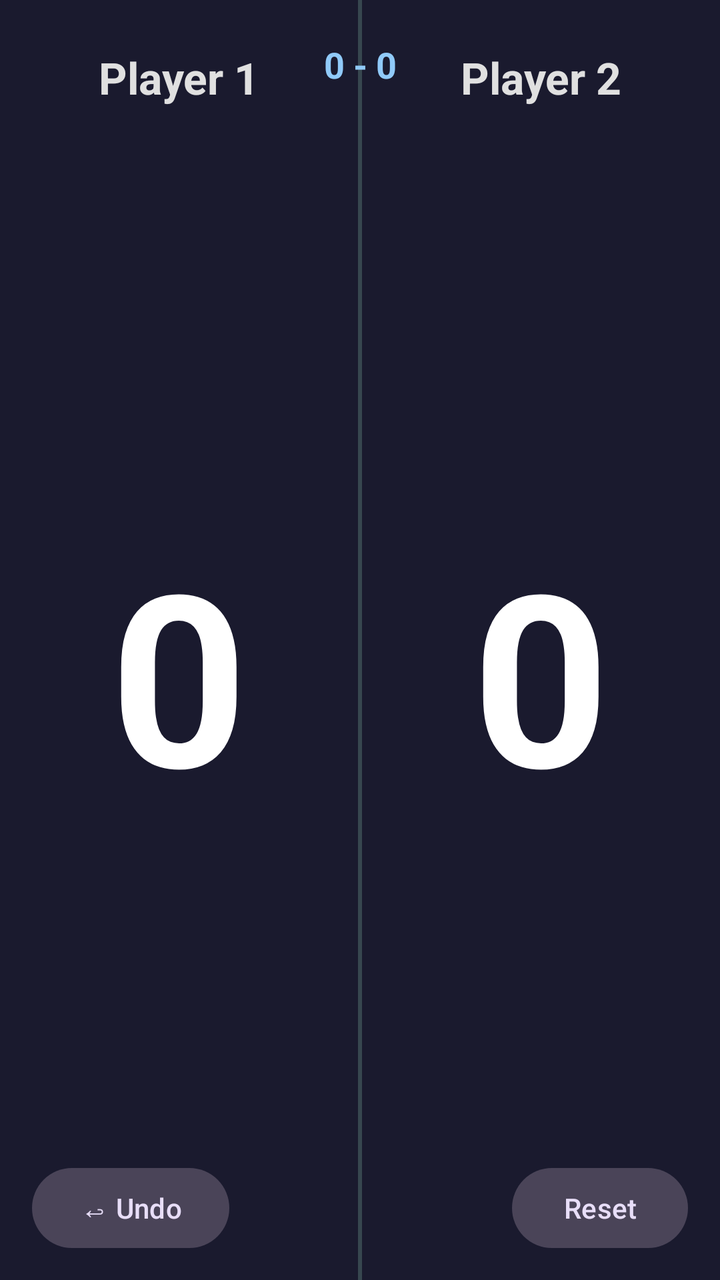
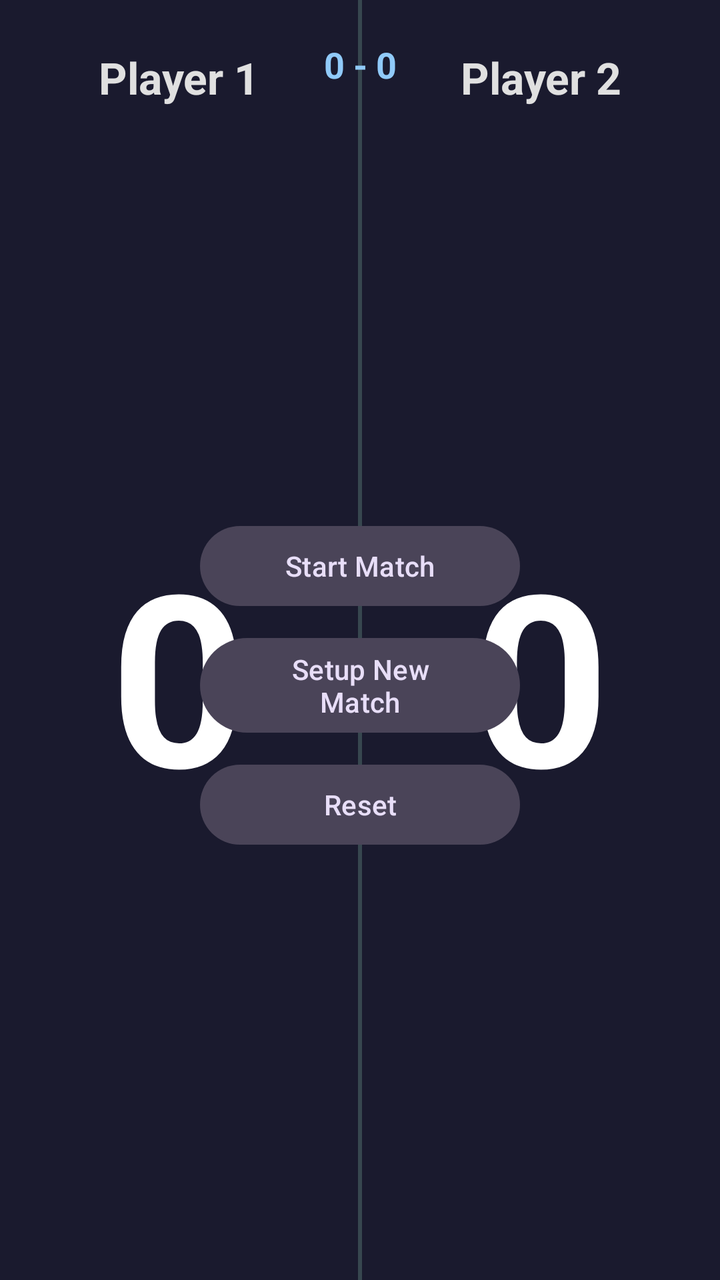

An Android layout rendered at two revisions. The XML below is the earlier revision; the diff shows what the commit changed to produce the second picture.
<!-- AndroidManifest.xml: application theme Theme.TableTennisScore -->
<!-- res/layout/activity_main.xml -->
<?xml version="1.0" encoding="utf-8"?>
<androidx.constraintlayout.widget.ConstraintLayout
    xmlns:android="http://schemas.android.com/apk/res/android"
    xmlns:app="http://schemas.android.com/apk/res-auto"
    android:layout_width="match_parent"
    android:layout_height="match_parent"
    android:background="@color/background"
    android:keepScreenOn="true">

    

    
    <TextView
        android:id="@+id/tvPlayer1Name"
        android:layout_width="0dp"
        android:layout_height="wrap_content"
        android:text="@string/player1_default"
        android:textColor="@color/player_name"
        android:textSize="22sp"
        android:textStyle="bold"
        android:gravity="center"
        android:padding="8dp"
        android:background="?attr/selectableItemBackground"
        android:clickable="true"
        android:focusable="true"
        android:contentDescription="@string/cd_edit_player1"
        app:layout_constraintTop_toTopOf="parent"
        app:layout_constraintStart_toStartOf="parent"
        app:layout_constraintEnd_toStartOf="@id/divider"
        android:layout_marginTop="16dp" />

    
    <TextView
        android:id="@+id/tvScore1"
        android:layout_width="0dp"
        android:layout_height="0dp"
        android:text="0"
        android:textColor="@color/score_text"
        android:textSize="120sp"
        android:textStyle="bold"
        android:gravity="center"
        android:includeFontPadding="false"
        app:layout_constraintTop_toBottomOf="@id/tvPlayer1Name"
        app:layout_constraintBottom_toBottomOf="parent"
        app:layout_constraintStart_toStartOf="parent"
        app:layout_constraintEnd_toStartOf="@id/divider"
        android:layout_marginBottom="16dp" />

    
    <ImageView
        android:id="@+id/ivServe1"
        android:layout_width="32dp"
        android:layout_height="32dp"
        android:src="@drawable/ic_ball"
        android:contentDescription="@string/cd_serve_indicator"
        android:visibility="invisible"
        app:layout_constraintTop_toTopOf="@id/tvScore1"
        app:layout_constraintBottom_toBottomOf="@id/tvScore1"
        app:layout_constraintEnd_toStartOf="@id/divider"
        android:layout_marginEnd="12dp" />

    

    <View
        android:id="@+id/divider"
        android:layout_width="2dp"
        android:layout_height="0dp"
        android:background="@color/divider"
        app:layout_constraintTop_toTopOf="parent"
        app:layout_constraintBottom_toBottomOf="parent"
        app:layout_constraintStart_toStartOf="parent"
        app:layout_constraintEnd_toEndOf="parent" />

    
    <TextView
        android:id="@+id/tvSets"
        android:layout_width="wrap_content"
        android:layout_height="wrap_content"
        android:text="0 - 0"
        android:textColor="@color/sets_text"
        android:textSize="18sp"
        android:textStyle="bold"
        android:gravity="center"
        android:padding="4dp"
        app:layout_constraintTop_toTopOf="parent"
        app:layout_constraintStart_toStartOf="@id/divider"
        app:layout_constraintEnd_toEndOf="@id/divider"
        android:layout_marginTop="16dp" />

    

    
    <TextView
        android:id="@+id/tvPlayer2Name"
        android:layout_width="0dp"
        android:layout_height="wrap_content"
        android:text="@string/player2_default"
        android:textColor="@color/player_name"
        android:textSize="22sp"
        android:textStyle="bold"
        android:gravity="center"
        android:padding="8dp"
        android:background="?attr/selectableItemBackground"
        android:clickable="true"
        android:focusable="true"
        android:contentDescription="@string/cd_edit_player2"
        app:layout_constraintTop_toTopOf="parent"
        app:layout_constraintStart_toEndOf="@id/divider"
        app:layout_constraintEnd_toEndOf="parent"
        android:layout_marginTop="16dp" />

    
    <TextView
        android:id="@+id/tvScore2"
        android:layout_width="0dp"
        android:layout_height="0dp"
        android:text="0"
        android:textColor="@color/score_text"
        android:textSize="120sp"
        android:textStyle="bold"
        android:gravity="center"
        android:includeFontPadding="false"
        app:layout_constraintTop_toBottomOf="@id/tvPlayer2Name"
        app:layout_constraintBottom_toBottomOf="parent"
        app:layout_constraintStart_toEndOf="@id/divider"
        app:layout_constraintEnd_toEndOf="parent"
        android:layout_marginBottom="16dp" />

    
    <ImageView
        android:id="@+id/ivServe2"
        android:layout_width="32dp"
        android:layout_height="32dp"
        android:src="@drawable/ic_ball"
        android:contentDescription="@string/cd_serve_indicator"
        android:visibility="invisible"
        app:layout_constraintTop_toTopOf="@id/tvScore2"
        app:layout_constraintBottom_toBottomOf="@id/tvScore2"
        app:layout_constraintStart_toEndOf="@id/divider"
        android:layout_marginStart="12dp" />

    

    
    <com.google.android.material.button.MaterialButton
        android:id="@+id/btnUndo"
        style="@style/Widget.Material3.Button.TonalButton"
        android:layout_width="wrap_content"
        android:layout_height="wrap_content"
        android:text="@string/btn_undo"
        android:textSize="14sp"
        app:layout_constraintBottom_toBottomOf="parent"
        app:layout_constraintStart_toStartOf="parent"
        android:layout_marginStart="16dp"
        android:layout_marginBottom="12dp" />

    <com.google.android.material.button.MaterialButton
        android:id="@+id/btnReset"
        style="@style/Widget.Material3.Button.TonalButton"
        android:layout_width="wrap_content"
        android:layout_height="wrap_content"
        android:text="@string/btn_reset"
        android:textSize="14sp"
        app:layout_constraintBottom_toBottomOf="parent"
        app:layout_constraintEnd_toEndOf="parent"
        android:layout_marginEnd="16dp"
        android:layout_marginBottom="12dp" />

</androidx.constraintlayout.widget.ConstraintLayout>
<!-- resources referenced by this layout -->
<resources>
  <color name="background">#1A1A2E</color>
  <color name="divider">#37474F</color>
  <color name="player_name">#E0E0E0</color>
  <color name="score_text">#FFFFFF</color>
  <color name="sets_text">#90CAF9</color>
  <!-- drawable ic_ball (drawable) -->
  <?xml version="1.0" encoding="utf-8"?>
  <shape xmlns:android="http://schemas.android.com/apk/res/android"
      android:shape="oval">
      <solid android:color="#FFD600" />
      <size
          android:width="32dp"
          android:height="32dp" />
  </shape>
  <string name="btn_reset">Reset</string>
  <string name="btn_undo">↩ Undo</string>
  <string name="cd_edit_player1">Edit player 1 name</string>
  <string name="cd_edit_player2">Edit player 2 name</string>
  <string name="cd_serve_indicator">Serve indicator</string>
  <string name="player1_default">Player 1</string>
  <string name="player2_default">Player 2</string>
  <style name="Theme.TableTennisScore" parent="Theme.Material3.Dark.NoActionBar">
          <item name="colorPrimary">@color/primary</item>
          <item name="colorPrimaryVariant">@color/primary_variant</item>
          <item name="android:windowBackground">@color/background</item>
          <item name="android:statusBarColor">@color/background</item>
          <item name="android:navigationBarColor">@color/background</item>
      </style>
  <color name="primary">#1565C0</color>
  <color name="primary_variant">#0D47A1</color>
</resources>

<!-- the commit's change to res/layout/activity_main.xml (unified diff, before → after) -->
@@ -2,6 +2,7 @@
 <androidx.constraintlayout.widget.ConstraintLayout
     xmlns:android="http://schemas.android.com/apk/res/android"
     xmlns:app="http://schemas.android.com/apk/res-auto"
+    android:id="@+id/rootLayout"
     android:layout_width="match_parent"
     android:layout_height="match_parent"
     android:background="@color/background"
@@ -55,9 +56,9 @@
         android:contentDescription="@string/cd_serve_indicator"
         android:visibility="invisible"
         app:layout_constraintTop_toTopOf="@id/tvScore1"
-        app:layout_constraintBottom_toBottomOf="@id/tvScore1"
-        app:layout_constraintEnd_toStartOf="@id/divider"
-        android:layout_marginEnd="12dp" />
+        app:layout_constraintStart_toStartOf="@id/tvScore1"
+        app:layout_constraintEnd_toEndOf="@id/tvScore1"
+        android:layout_marginTop="12dp" />
 
     
 
@@ -135,35 +136,79 @@
         android:contentDescription="@string/cd_serve_indicator"
         android:visibility="invisible"
         app:layout_constraintTop_toTopOf="@id/tvScore2"
-        app:layout_constraintBottom_toBottomOf="@id/tvScore2"
-        app:layout_constraintStart_toEndOf="@id/divider"
-        android:layout_marginStart="12dp" />
-
-    
-
-    
+        app:layout_constraintStart_toStartOf="@id/tvScore2"
+        app:layout_constraintEnd_toEndOf="@id/tvScore2"
+        android:layout_marginTop="12dp" />
+
+    
+
+    
+    <LinearLayout
+        android:id="@+id/centerControlsRow"
+        android:layout_width="160dp"
+        android:layout_height="wrap_content"
+        android:orientation="vertical"
+        android:gravity="center"
+        android:clickable="true"
+        android:focusable="true"
+        app:layout_constraintTop_toTopOf="@id/tvScore1"
+        app:layout_constraintBottom_toBottomOf="@id/tvScore1"
+        app:layout_constraintStart_toStartOf="parent"
+        app:layout_constraintEnd_toEndOf="parent">
+
+        <com.google.android.material.button.MaterialButton
+            android:id="@+id/btnStartMatch"
+            style="@style/Widget.Material3.Button.TonalButton"
+            android:layout_width="match_parent"
+            android:layout_height="wrap_content"
+            android:layout_marginBottom="8dp"
+            android:text="@string/btn_start_match"
+            android:textSize="14sp" />
+
+        <com.google.android.material.button.MaterialButton
+            android:id="@+id/btnSetupMatch"
+            style="@style/Widget.Material3.Button.TonalButton"
+            android:layout_width="match_parent"
+            android:layout_height="wrap_content"
+            android:layout_marginBottom="8dp"
+            android:text="@string/btn_setup_match"
+            android:textSize="14sp" />
+
+        <com.google.android.material.button.MaterialButton
+            android:id="@+id/btnReset"
+            style="@style/Widget.Material3.Button.TonalButton"
+            android:layout_width="match_parent"
+            android:layout_height="wrap_content"
+            android:text="@string/btn_reset"
+            android:textSize="14sp" />
+
+    </LinearLayout>
+
     <com.google.android.material.button.MaterialButton
         android:id="@+id/btnUndo"
         style="@style/Widget.Material3.Button.TonalButton"
         android:layout_width="wrap_content"
         android:layout_height="wrap_content"
+        android:layout_marginBottom="8dp"
         android:text="@string/btn_undo"
         android:textSize="14sp"
-        app:layout_constraintBottom_toBottomOf="parent"
-        app:layout_constraintStart_toStartOf="parent"
-        android:layout_marginStart="16dp"
-        android:layout_marginBottom="12dp" />
+        android:visibility="gone"
+        app:layout_constraintStart_toStartOf="parent"
+        app:layout_constraintEnd_toEndOf="parent"
+        app:layout_constraintBottom_toTopOf="@id/btnPauseMatch" />
 
     <com.google.android.material.button.MaterialButton
-        android:id="@+id/btnReset"
-        style="@style/Widget.Material3.Button.TonalButton"
+        android:id="@+id/btnPauseMatch"
+        style="@style/Widget.Material3.Button"
         android:layout_width="wrap_content"
         android:layout_height="wrap_content"
-        android:text="@string/btn_reset"
-        android:textSize="14sp"
-        app:layout_constraintBottom_toBottomOf="parent"
-        app:layout_constraintEnd_toEndOf="parent"
-        android:layout_marginEnd="16dp"
-        android:layout_marginBottom="12dp" />
+        android:layout_marginBottom="16dp"
+        android:text="@string/btn_pause_match"
+        android:textSize="16sp"
+        android:visibility="gone"
+        app:layout_constraintStart_toStartOf="parent"
+        app:layout_constraintEnd_toEndOf="parent"
+        app:layout_constraintBottom_toBottomOf="parent" />
+
 
 </androidx.constraintlayout.widget.ConstraintLayout>
<!-- resource entries referenced after the edit -->
@@ -14,7 +14,10 @@
           android:width="32dp"
           android:height="32dp" />
   </shape>
+  <string name="btn_pause_match">Pause Match</string>
   <string name="btn_reset">Reset</string>
+  <string name="btn_setup_match">Setup New Match</string>
+  <string name="btn_start_match">Start Match</string>
   <string name="btn_undo">↩ Undo</string>
   <string name="cd_edit_player1">Edit player 1 name</string>
   <string name="cd_edit_player2">Edit player 2 name</string>
